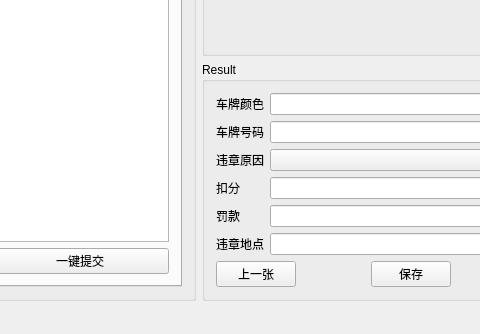
Old version of the form mainwindow.ui in the repository jozhn/PServer; both pictures show x 232 to 712 and y 316 to 650 of the 1285 by 650 pixel window.
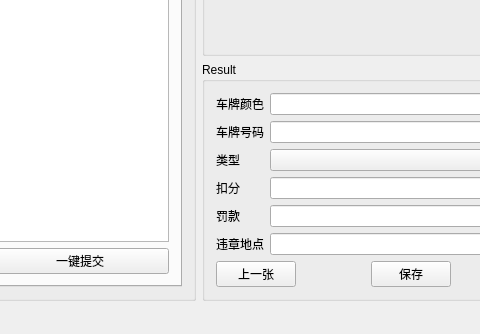
New version of the form.

Commit message: 完善界面组件

The edit to the form file:
```diff
--- a/mainwindow.ui
+++ b/mainwindow.ui
@@ -229,7 +229,7 @@
            <item row="2" column="0">
             <widget class="QLabel" name="reason">
              <property name="text">
-              <string>违章原因</string>
+              <string>类型</string>
              </property>
             </widget>
            </item>
```
Left out of the diff: 4 changed lines with no effect on the pictures.
